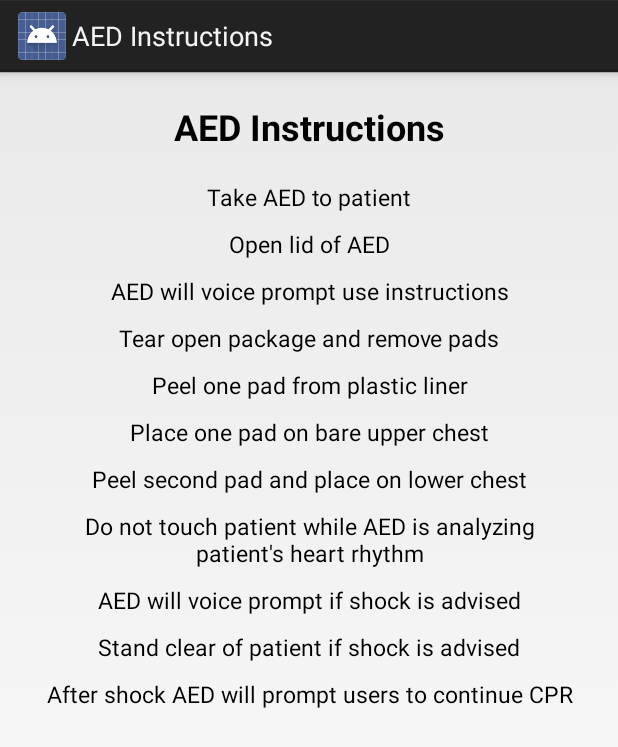
After one commit to benabbon/PennSafety, an Android app: the AEDInstructionsActivity screen opened directly, with no data from a screen before it, on a phone screen of 412 x 824 dp. The commit adds this screen. Shown: the top 747 px of the screen. Run offline under Robolectric (Android 15) with nearby library versions, the phone set to English and light mode, and no system bars.

Commit message:
create new Activity for AED instructions

```diff
--- a/app/src/main/AndroidManifest.xml
+++ b/app/src/main/AndroidManifest.xml
@@ -56,6 +56,10 @@
                 <category android:name="android.intent.category.LAUNCHER" />
             </intent-filter>
         </activity>
+        <activity
+            android:name=".emergency.AEDInstructionsActivity"
+            android:label="@string/title_activity_aedinstructions" >
+        </activity>
     </application>
 
 </manifest>
--- a/app/src/main/java/com/android/pennaed/EmergencyActivity.java
+++ b/app/src/main/java/com/android/pennaed/EmergencyActivity.java
@@ -9,6 +9,7 @@ import android.widget.Button;
 import android.widget.LinearLayout;
 import android.widget.TextView;
 
+import com.android.pennaed.emergency.AEDInstructionsActivity;
 import com.google.android.gms.maps.GoogleMap.OnMarkerClickListener;
 import com.google.android.gms.maps.model.Marker;
 
@@ -66,6 +67,11 @@ public class EmergencyActivity extends Activity {
 		}
 	};
 
+	public void openInstructions(){
+		Intent i = new Intent(this, AEDInstructionsActivity.class);
+		startActivityForResult(i,PennAEDFinals.EMERGENCY_AED_INSTRUCTIONS);
+	}
+
 
 	private View.OnClickListener clickListener = new View.OnClickListener() {
 
@@ -118,7 +124,8 @@ public class EmergencyActivity extends Activity {
 					break;
 				case R.id.found_aed_button:
 					pennAedApp._appVars.setEmergencyStep(PennAEDFinals.EMERGENCY_AED_INSTRUCTIONS);
-					loadView();
+//					loadView();
+					openInstructions();
 				default:
 					break;
 			}
--- /dev/null
+++ b/app/src/main/java/com/android/pennaed/emergency/AEDInstructionsActivity.java
@@ -0,0 +1,19 @@
+package com.android.pennaed.emergency;
+
+import android.app.Activity;
+import android.os.Bundle;
+import android.view.Menu;
+import android.view.MenuItem;
+
+import com.android.pennaed.R;
+
+public class AEDInstructionsActivity extends Activity {
+
+	@Override
+	protected void onCreate(Bundle savedInstanceState) {
+		super.onCreate(savedInstanceState);
+		setContentView(R.layout.activity_aedinstructions);
+		setTitle(R.string.aed_insn_title);
+	}
+
+}
--- /dev/null
+++ b/app/src/main/res/layout/activity_aedinstructions.xml
@@ -0,0 +1,157 @@
+<LinearLayout xmlns:android="http://schemas.android.com/apk/res/android"
+              xmlns:tools="http://schemas.android.com/tools"
+              android:layout_width="fill_parent"
+              android:layout_height="wrap_content"
+              android:layout_centerHorizontal="true"
+              android:layout_centerVertical="true"
+              android:orientation="vertical"
+              android:layout_marginTop="20dp"
+              tools:context="com.android.pennaed.emergency.AEDInstructionsActivity">
+
+
+<TextView
+    android:id="@+id/aed_insn_title"
+    android:layout_width="fill_parent"
+    android:layout_height="wrap_content"
+    android:layout_marginBottom="20dp"
+    android:layout_marginLeft="25dp"
+    android:layout_marginRight="25dp"
+    android:gravity="center_horizontal"
+    android:text="@string/aed_insn_title"
+    android:textColor="#000000"
+    android:textSize="24sp"
+    android:textStyle="bold" />
+
+<TextView
+    android:id="@+id/aed_insn_text1"
+    android:layout_width="fill_parent"
+    android:layout_height="wrap_content"
+    android:layout_marginBottom="10dp"
+    android:layout_marginLeft="25dp"
+    android:layout_marginRight="25dp"
+    android:gravity="center_horizontal"
+    android:text="@string/aed_insn_1"
+    android:textColor="#000000"
+    android:textSize="15sp" />
+
+<TextView
+    android:id="@+id/aed_insn_text2"
+    android:layout_width="fill_parent"
+    android:layout_height="wrap_content"
+    android:layout_marginBottom="10dp"
+    android:layout_marginLeft="25dp"
+    android:layout_marginRight="25dp"
+    android:gravity="center_horizontal"
+    android:text="@string/aed_insn_2"
+    android:textColor="#000000"
+    android:textSize="15sp" />
+
+<TextView
+    android:id="@+id/aed_insn_text3"
+    android:layout_width="fill_parent"
+    android:layout_height="wrap_content"
+    android:layout_marginBottom="10dp"
+    android:layout_marginLeft="25dp"
+    android:layout_marginRight="25dp"
+    android:gravity="center_horizontal"
+    android:text="@string/aed_insn_3"
+    android:textColor="#000000"
+    android:textSize="15sp" />
+
+<TextView
+    android:id="@+id/aed_insn_text4"
+    android:layout_width="fill_parent"
+    android:layout_height="wrap_content"
+    android:layout_marginBottom="10dp"
+    android:layout_marginLeft="25dp"
+    android:layout_marginRight="25dp"
+    android:gravity="center_horizontal"
+    android:text="@string/aed_insn_4"
+    android:textColor="#000000"
+    android:textSize="15sp" />
+
+<TextView
+    android:id="@+id/aed_insn_text5"
+    android:layout_width="fill_parent"
+    android:layout_height="wrap_content"
+    android:layout_marginBottom="10dp"
+    android:layout_marginLeft="25dp"
+    android:layout_marginRight="25dp"
+    android:gravity="center_horizontal"
+    android:text="@string/aed_insn_5"
+    android:textColor="#000000"
+    android:textSize="15sp" />
+
+<TextView
+    android:id="@+id/aed_insn_text6"
+    android:layout_width="fill_parent"
+    android:layout_height="wrap_content"
+    android:layout_marginBottom="10dp"
+    android:layout_marginLeft="25dp"
+    android:layout_marginRight="25dp"
+    android:gravity="center_horizontal"
+    android:text="@string/aed_insn_6"
+    android:textColor="#000000"
+    android:textSize="15sp" />
+
+<TextView
+    android:id="@+id/aed_insn_text7"
+    android:layout_width="fill_parent"
+    android:layout_height="wrap_content"
+    android:layout_marginBottom="10dp"
+    android:layout_marginLeft="25dp"
+    android:layout_marginRight="25dp"
+    android:gravity="center_horizontal"
+    android:text="@string/aed_insn_7"
+    android:textColor="#000000"
+    android:textSize="15sp" />
+
+<TextView
+    android:id="@+id/aed_insn_text8"
+    android:layout_width="fill_parent"
+    android:layout_height="wrap_content"
+    android:layout_marginBottom="10dp"
+    android:layout_marginLeft="25dp"
+    android:layout_marginRight="25dp"
+    android:gravity="center_horizontal"
+    android:text="@string/aed_insn_8"
+    android:textColor="#000000"
+    android:textSize="15sp" />
+
+<TextView
+    android:id="@+id/aed_insn_text9"
+    android:layout_width="fill_parent"
+    android:layout_height="wrap_content"
+    android:layout_marginBottom="10dp"
+    android:layout_marginLeft="25dp"
+    android:layout_marginRight="25dp"
+    android:gravity="center_horizontal"
+    android:text="@string/aed_insn_9"
+    android:textColor="#000000"
+    android:textSize="15sp" />
+
+<TextView
+    android:id="@+id/aed_insn_text10"
+    android:layout_width="fill_parent"
+    android:layout_height="wrap_content"
+    android:layout_marginBottom="10dp"
+    android:layout_marginLeft="25dp"
+    android:layout_marginRight="25dp"
+    android:gravity="center_horizontal"
+    android:text="@string/aed_insn_10"
+    android:textColor="#000000"
+    android:textSize="15sp" />
+
+<TextView
+    android:id="@+id/aed_insn_text11"
+    android:layout_width="fill_parent"
+    android:layout_height="wrap_content"
+    android:layout_marginBottom="10dp"
+    android:layout_marginLeft="25dp"
+    android:layout_marginRight="25dp"
+    android:gravity="center_horizontal"
+    android:text="@string/aed_insn_11"
+    android:textColor="#000000"
+    android:textSize="15sp" />
+
+</LinearLayout>
--- a/app/src/main/res/values/strings.xml
+++ b/app/src/main/res/values/strings.xml
@@ -43,4 +43,6 @@
     <string name="aed_insn_11">After shock AED will prompt users to continue CPR</string>
     <string name="subscribe">Subscribe</string>
     <string name="edit">Update Info!</string>
+    <string name="title_activity_aedinstructions">AEDInstructionsActivity</string>
+
 </resources>
```
